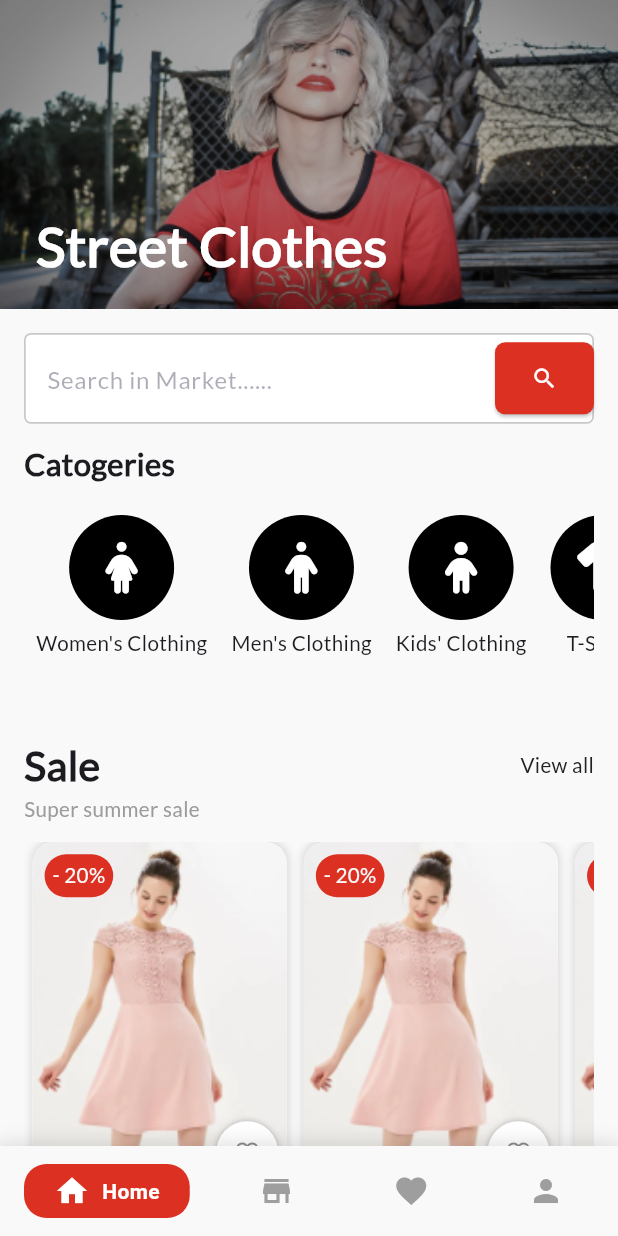
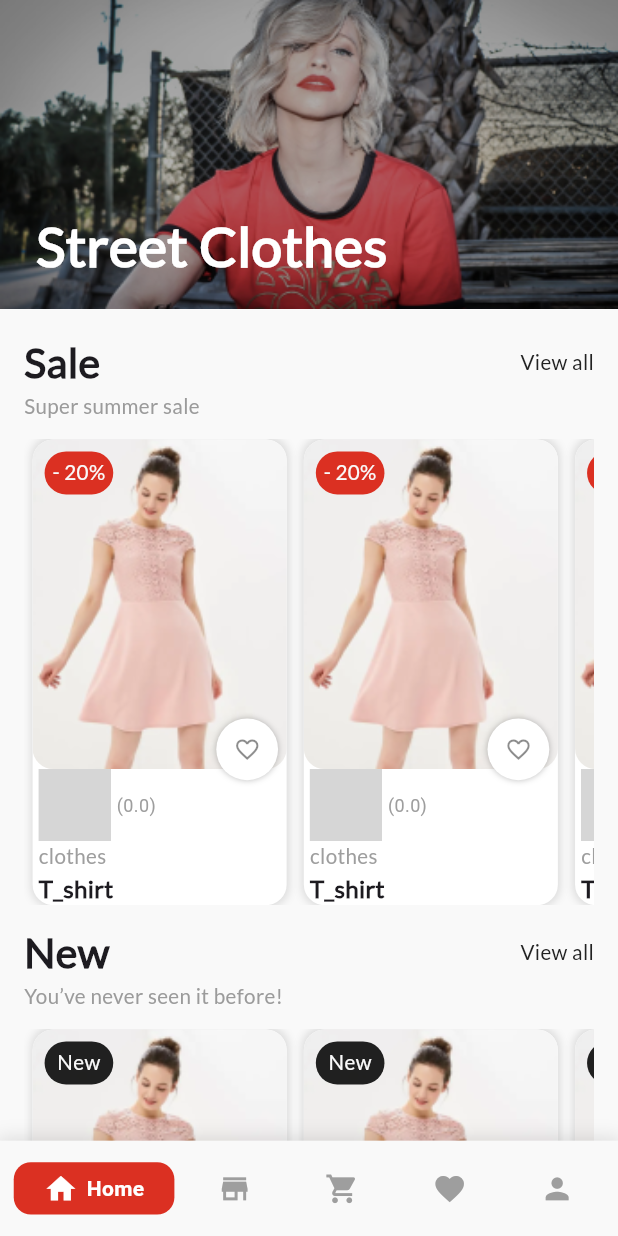
Before and after one commit to romisaa5/Fashique-App, a Flutter app: the CustomBottomNavBar screen opened by its route, on a phone screen of 412 x 824 dp. Run offline on Flutter 3.47's test engine with Material 3 defaults, Android fonts, the light colour scheme and no system bars; drawn by our look-alikes of google_nav_bar; our stand-ins replace bloc, cached_network_image, flutter_bloc, flutter_screenutil, font_awesome_flutter, go_router and 1 more; missing offline and left inert: rate; accounts and stored records are empty; grey boxes are pictures that could not be loaded.

Commit message:
refactor: made some edits and adjustments in the code

```diff
--- a/lib/Featured/Auth/Forget password/presentation/views/verification_screen.dart
+++ b/lib/Featured/Auth/Forget password/presentation/views/verification_screen.dart
@@ -15,7 +15,7 @@ class VerificationScreen extends StatefulWidget {
 }
 
 class _VerificationScreenState extends State<VerificationScreen> {
- static List<TextEditingController> controllers = List.generate(
+ List<TextEditingController> controllers = List.generate(
     5,
     (index) => TextEditingController(),
   );
--- a/lib/Featured/Auth/Login/presentation/views/login_view.dart
+++ b/lib/Featured/Auth/Login/presentation/views/login_view.dart
@@ -49,7 +49,7 @@ class _LoginViewState extends State<LoginView> {
                 AppTextFormField(
                   hintText: 'Email',
                   validator: (value) => ValidationMethods.validateEmail(value),
-                  controller: passwordController,
+                  controller: emailController,
                 ),
                 Text('Password', style: Styles.textStyle14),
                 AppTextFormField(
--- a/lib/Featured/Home/presentation/Views/homeview.dart
+++ b/lib/Featured/Home/presentation/Views/homeview.dart
@@ -1,11 +1,7 @@
-import 'package:e_commerce/Featured/Home/presentation/widgets/catogeries_list.dart';
 import 'package:e_commerce/Featured/Home/presentation/widgets/custom_bannar.dart';
 import 'package:e_commerce/Featured/Home/presentation/widgets/custom_build_header.dart';
 import 'package:e_commerce/Featured/Home/presentation/widgets/custom_list_new_items.dart';
 import 'package:e_commerce/Featured/Home/presentation/widgets/custom_list_sale_items.dart';
-import 'package:e_commerce/constnts.dart';
-import 'package:e_commerce/core/theme/styles.dart';
-import 'package:e_commerce/core/widgets/custom_text_form_field.dart';
 import 'package:flutter/material.dart';
 import 'package:flutter_screenutil/flutter_screenutil.dart';
 
@@ -26,23 +22,6 @@ class Homeview extends StatelessWidget {
               crossAxisAlignment: CrossAxisAlignment.start,
               spacing: 10.h,
               children: [
-                AppTextFormField(
-                  suffixIcon: ElevatedButton.icon(
-                    style: ElevatedButton.styleFrom(
-                      backgroundColor: kprimaryColor,
-                      shape: RoundedRectangleBorder(
-                        borderRadius: BorderRadius.circular(6.r),
-                      ),
-                    ),
-                    onPressed: () {},
-                    label: Icon(Icons.search, color: Colors.white),
-                  ),
-                  hintText: 'Search in Market......',
-                ),
-
-                Text('Catogeries', style: Styles.textStyle18),
-
-                CatogeriesList(),
                 CustomBuildHeader(
                   ontap: () {},
                   title: 'Sale',
--- a/lib/Featured/NavBar/presentation/views/Bottom_nav_bar.dart
+++ b/lib/Featured/NavBar/presentation/views/Bottom_nav_bar.dart
@@ -1,10 +1,12 @@
 import 'package:e_commerce/Featured/Favorites/presentation/views/favorites_view.dart';
 import 'package:e_commerce/Featured/Home/presentation/Views/homeview.dart';
-import 'package:e_commerce/Featured/NavBar/presentation/manager/cubit/nav_bar_cubit.dart';
+import 'package:e_commerce/Featured/NavBar/presentation/manager/nav_bar_cubit/nav_bar_cubit.dart';
 import 'package:e_commerce/Featured/Profile/presentation/views/profile_view.dart';
+import 'package:e_commerce/Featured/cart/presentation/views/cart_view.dart';
 import 'package:e_commerce/Featured/store/presentation/views/store_view.dart';
 import 'package:flutter/material.dart';
 import 'package:flutter_bloc/flutter_bloc.dart';
+import 'package:flutter_screenutil/flutter_screenutil.dart';
 import 'package:google_nav_bar/google_nav_bar.dart';
 import 'package:e_commerce/constnts.dart';
 
@@ -13,6 +15,7 @@ class CustomBottomNavBar extends StatelessWidget {
   final List<Widget> views = [
     Homeview(),
     StoreView(),
+    CartView(),
     FavoritesView(),
     ProfileView(),
   ];
@@ -37,26 +40,24 @@ class CustomBottomNavBar extends StatelessWidget {
                 ],
               ),
               child: Padding(
-                padding: const EdgeInsets.symmetric(
-                  horizontal: 16.0,
-                  vertical: 12,
-                ),
+                padding: EdgeInsets.symmetric(horizontal: 8.w, vertical: 12.h),
                 child: GNav(
                   onTabChange: (index) {
                     cubit.changeCurrentIndex(index);
                   },
-                  tabBorderRadius: 15,
+                  tabBorderRadius: 10.r,
                   duration: Duration(milliseconds: 400),
-                  gap: 8,
+                  gap: 5.w,
                   color: Colors.grey,
                   activeColor: Colors.white,
-                  iconSize: 24,
+                  iconSize: 20.sp,
                   tabBackgroundColor: kprimaryColor,
                   padding: EdgeInsets.symmetric(horizontal: 20, vertical: 6),
                   tabs: [
                     GButton(icon: Icons.home, text: 'Home'),
                     GButton(icon: Icons.store, text: 'Store'),
-                    GButton(icon: Icons.favorite, text: 'Favorites'),
+                    GButton(icon: Icons.shopping_cart, text: 'Cart'),
+                    GButton(icon: Icons.favorite, text: 'Favorite'),
                     GButton(icon: Icons.person, text: 'Profile'),
                   ],
                 ),
--- a/lib/Featured/onboarding/presentation/views/onboarding_screen.dart
+++ b/lib/Featured/onboarding/presentation/views/onboarding_screen.dart
@@ -3,7 +3,7 @@ import 'package:e_commerce/core/utils/app_router.dart';
 import 'package:e_commerce/core/helper/extentions.dart';
 import 'package:e_commerce/core/theme/styles.dart';
 import 'package:e_commerce/core/widgets/custom_button.dart';
-import 'package:e_commerce/Featured/onboarding/presentation/views/widgets/custom_page_indicator.dart';
+import 'package:e_commerce/Featured/onboarding/presentation/widgets/custom_page_indicator.dart';
 import 'package:flutter/material.dart';
 import 'package:flutter_screenutil/flutter_screenutil.dart';
 import 'package:go_router/go_router.dart';
--- a/lib/Featured/onboarding/presentation/views/widgets/custom_page_indicator.dart
+++ b/lib/Featured/onboarding/presentation/widgets/custom_page_indicator.dart
@@ -1,4 +1,4 @@
-import 'package:e_commerce/Featured/onboarding/presentation/views/widgets/custom_indecetor.dart';
+import 'package:e_commerce/Featured/onboarding/presentation/widgets/custom_indecetor.dart';
 import 'package:flutter/material.dart';
 import 'package:flutter_screenutil/flutter_screenutil.dart';
 
--- a/lib/core/utils/app_router.dart
+++ b/lib/core/utils/app_router.dart
@@ -34,9 +34,8 @@ abstract class AppRouter {
   static Future<void> initRouter() async {
     SharedPreferences prefs = await SharedPreferences.getInstance();
     bool seenOnBoarding = prefs.getBool("onBoardingSeen") ?? false;
-
     router = GoRouter(
-      initialLocation: seenOnBoarding ? welcomeView : firstScreen,
+      initialLocation: seenOnBoarding ? bottnavbar : firstScreen,
       routes: [
         GoRoute(
           path: firstScreen,
```
Also changed, not shown: lib/Featured/cart/presentation/views/cart_view.dart (added, +11 -0 lines), lib/Featured/cart/presentation/views/my_cart_view.dart (added, +12 -0 lines), lib/Featured/NavBar/presentation/manager/nav_bar_cubit/nav_bar_cubit.dart (renamed from lib/Featured/NavBar/presentation/manager/cubit/nav_bar_cubit.dart), lib/Featured/NavBar/presentation/manager/nav_bar_cubit/nav_bar_state.dart (renamed from lib/Featured/NavBar/presentation/manager/cubit/nav_bar_state.dart), lib/Featured/onboarding/presentation/widgets/custom_indecetor.dart (renamed from lib/Featured/onboarding/presentation/views/widgets/custom_indecetor.dart), pubspec.lock.
